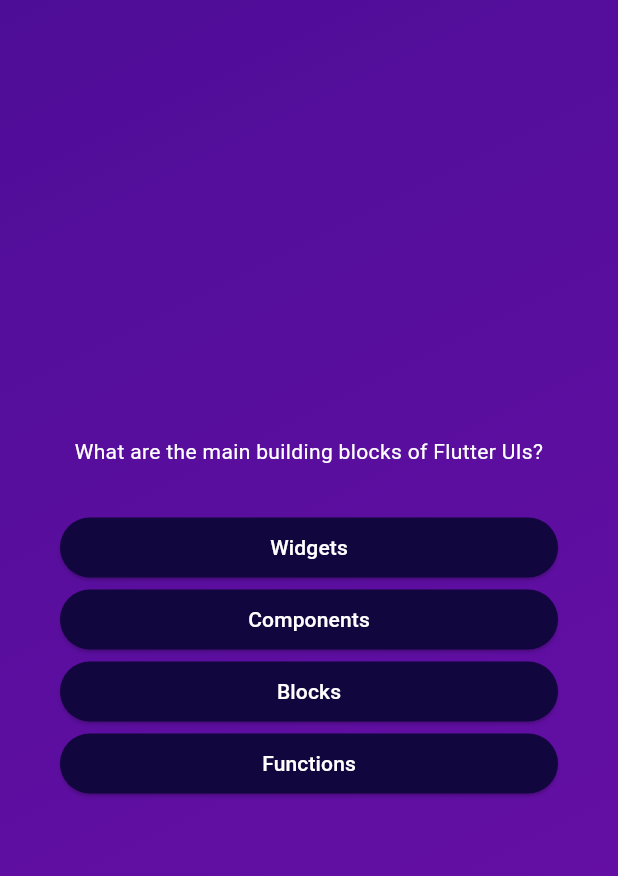
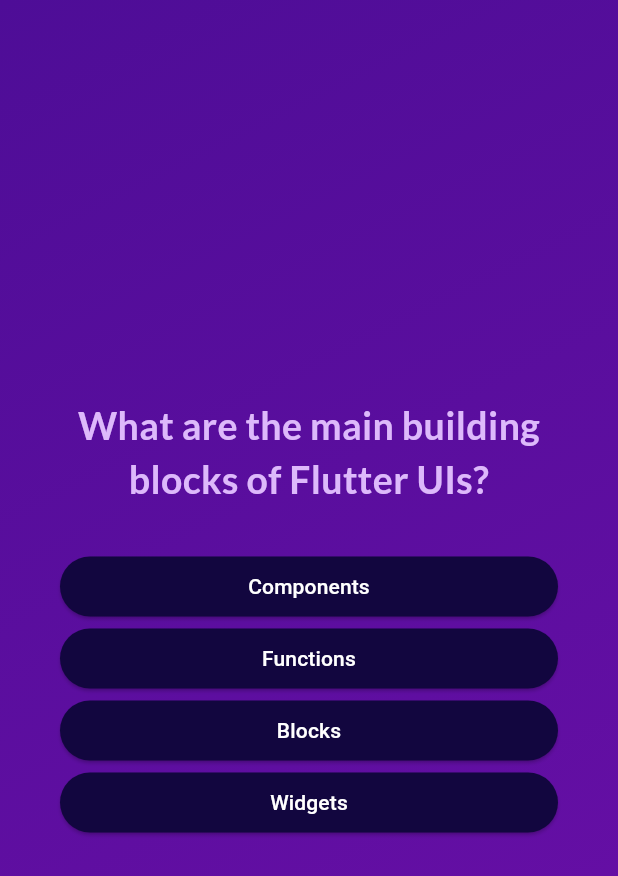
Before and after one commit to DiegoPatterson/flutter_project, a Flutter app: the screen it shows after launch, after a tap on "Start Quiz", on a phone screen of 412 x 824 dp. Shown: the top 876 px of the screen. Run offline on Flutter 3.47's test engine with Material 3 defaults, Android fonts, the phone set to English and light mode, and no system bars; our stand-ins replace google_fonts.

Commit message:
Everything Together

```diff
--- a/quiz_app/lib/answer_button.dart
+++ b/quiz_app/lib/answer_button.dart
@@ -25,7 +25,10 @@
           borderRadius: BorderRadius.circular(40)
         ),
       ),
-      child: Text(answerText),
+      child: Text(
+        answerText,
+        textAlign: TextAlign.center,
+      ),
     );
   }
 }
--- a/quiz_app/lib/models/quiz_question.dart
+++ b/quiz_app/lib/models/quiz_question.dart
@@ -4,5 +4,9 @@
   final String text;
   final List<String> answers;
 
-
+  List<String> get ShuffledAnswers {
+    final shuffledList = List.of(answers);
+    shuffledList.shuffle();
+    return shuffledList;
+  }
 }
--- a/quiz_app/lib/questions_screen.dart
+++ b/quiz_app/lib/questions_screen.dart
@@ -1,9 +1,15 @@
 import 'package:flutter/material.dart';
 import 'package:quiz_app/answer_button.dart';
 import 'package:quiz_app/data/questions.dart';
+import 'package:google_fonts/google_fonts.dart';
 
 class QuestionsScreen extends StatefulWidget {
-  const QuestionsScreen({super.key});
+  const QuestionsScreen({
+    super.key,
+    required this.onSelectAnswer,
+  });
+
+  final void Function(String answer) onSelectAnswer;
 
   @override
   State<QuestionsScreen> createState() {
@@ -12,9 +18,18 @@
 }
 
 class _QuestionsScreenState extends State<QuestionsScreen> {
+  var currentQuestionIndex = 0;
+
+  void answerQuestion(String selectedAnswer) {
+    widget.onSelectAnswer(selectedAnswer);
+    setState(() {
+      currentQuestionIndex++; //increases currentQuestionIndex by 1
+    });
+  }
+
   @override
   Widget build(context) {
-    final currentQuestion = questions[0];
+    final currentQuestion = questions[currentQuestionIndex];
 
     return SizedBox(
       width: double.infinity,
@@ -26,14 +41,21 @@
           children: [
             Text(
               currentQuestion.text,
-              style: const TextStyle(
-                color: Colors.white,
+              style: GoogleFonts.lato(
+                color: const Color.fromARGB(255, 221, 185, 251),
+                fontSize: 25,
+                fontWeight: FontWeight.bold,
               ),
               textAlign: TextAlign.center,
             ),
             const SizedBox(height: 30),
-            ...currentQuestion.answers.map((answer) {
-              return AnswerButton(answerText: answer, onTap: () {});
+            ...currentQuestion.ShuffledAnswers.map((answer) {
+              return AnswerButton(
+                answerText: answer,
+                onTap: () {
+                  answerQuestion(answer);
+                },
+              );
             }),
           ],
         ),
--- a/quiz_app/lib/quiz.dart
+++ b/quiz_app/lib/quiz.dart
@@ -1,6 +1,8 @@
 import 'package:flutter/material.dart';
 import 'package:quiz_app/questions_screen.dart';
 import 'package:quiz_app/start_screen.dart';
+import 'package:quiz_app/data/questions.dart';
+import 'package:quiz_app/results_screen.dart';
 
 class Quiz extends StatefulWidget {
   const Quiz({super.key});
@@ -12,6 +14,7 @@
 }
 
 class _QuizState extends State<Quiz> {
+  List<String> _selectedAnswers = [];
   var activeScreen = 'start-screen';
 
   void switchScreen() {
@@ -20,13 +23,40 @@
     });
   }
 
+  void chooseAnswer(String answer) {
+    _selectedAnswers.add(answer);
+
+    if (_selectedAnswers.length == questions.length) {
+      setState(() {
+        // selectedAnswers = [];
+        activeScreen = 'results-screen';
+      });
+    }
+  }
+
+  void restartQuiz() {
+    setState(() {
+      _selectedAnswers = [];
+      activeScreen = 'questions-screen';
+    });
+  }
+
   @override
   Widget build(context) {
     Widget screenWidget = StartScreen(switchScreen);
 
-  if(activeScreen == 'questions-screen') {
-    screenWidget = const QuestionsScreen();
-  }
+    if (activeScreen == 'questions-screen') {
+      screenWidget = QuestionsScreen(
+        onSelectAnswer: chooseAnswer,
+      );
+    }
+
+    if (activeScreen == 'results-screen') {
+      screenWidget = ResultsScreen(
+        chosenAnswers: _selectedAnswers,
+        onRestart: restartQuiz,
+      );
+    }
 
     return MaterialApp(
       home: Scaffold(
--- a/quiz_app/lib/start_screen.dart
+++ b/quiz_app/lib/start_screen.dart
@@ -1,4 +1,5 @@
 import 'package:flutter/material.dart';
+import 'package:google_fonts/google_fonts.dart';
 
 class StartScreen extends StatelessWidget {
   const StartScreen(this.startQuiz, {super.key});
@@ -11,8 +12,10 @@
       child: Column(
         mainAxisSize: MainAxisSize.min,
         children: [
-          Image.asset('assets/images/quiz-logo.png',
-              width: 300, color: const Color.fromARGB(150, 255, 255, 255)),
+          Image.asset(
+            'assets/images/quiz-logo.png',
+              width: 300,
+              color: const Color.fromARGB(150, 255, 255, 255)),
           // Opacity(
           //   opacity: 0.6,
           //   child: Image.asset(
@@ -21,8 +24,12 @@
           //   ),
           // ),
           const SizedBox(height: 80),
-          const Text("Learn Flutter the fun way!",
-              style: TextStyle(color: Colors.white, fontSize: 24)),
+          Text("Learn Flutter the fun way!",
+            style: GoogleFonts.lato(
+              color: const Color.fromARGB(255, 228, 187, 255),
+              fontSize: 24
+            ),
+          ),
           const SizedBox(height: 30),
           OutlinedButton.icon(
             onPressed: startQuiz,
--- a/quiz_app/pubspec.yaml
+++ b/quiz_app/pubspec.yaml
@@ -35,6 +35,7 @@
   # The following adds the Cupertino Icons font to your application.
   # Use with the CupertinoIcons class for iOS style icons.
   cupertino_icons: ^1.0.8
+  google_fonts: ^6.2.1
 
 dev_dependencies:
   flutter_test:
```
Also changed, not shown: quiz_app/lib/questions_summary/question_identifier.dart (added, +34 -0 lines), quiz_app/lib/questions_summary/questions_summary.dart (added, +25 -0 lines), quiz_app/lib/questions_summary/summary_item.dart (added, +54 -0 lines), quiz_app/lib/results_screen.dart (added, +72 -0 lines), quiz_app/pubspec.lock, 3 other files.
